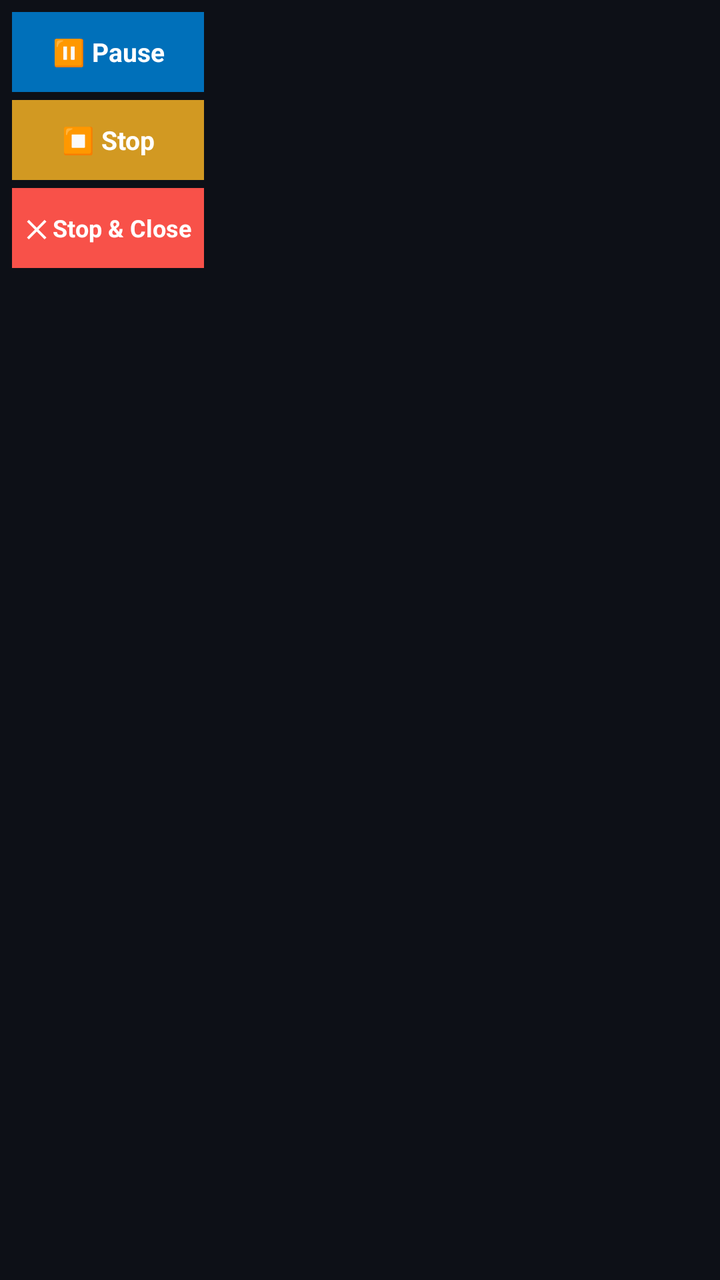
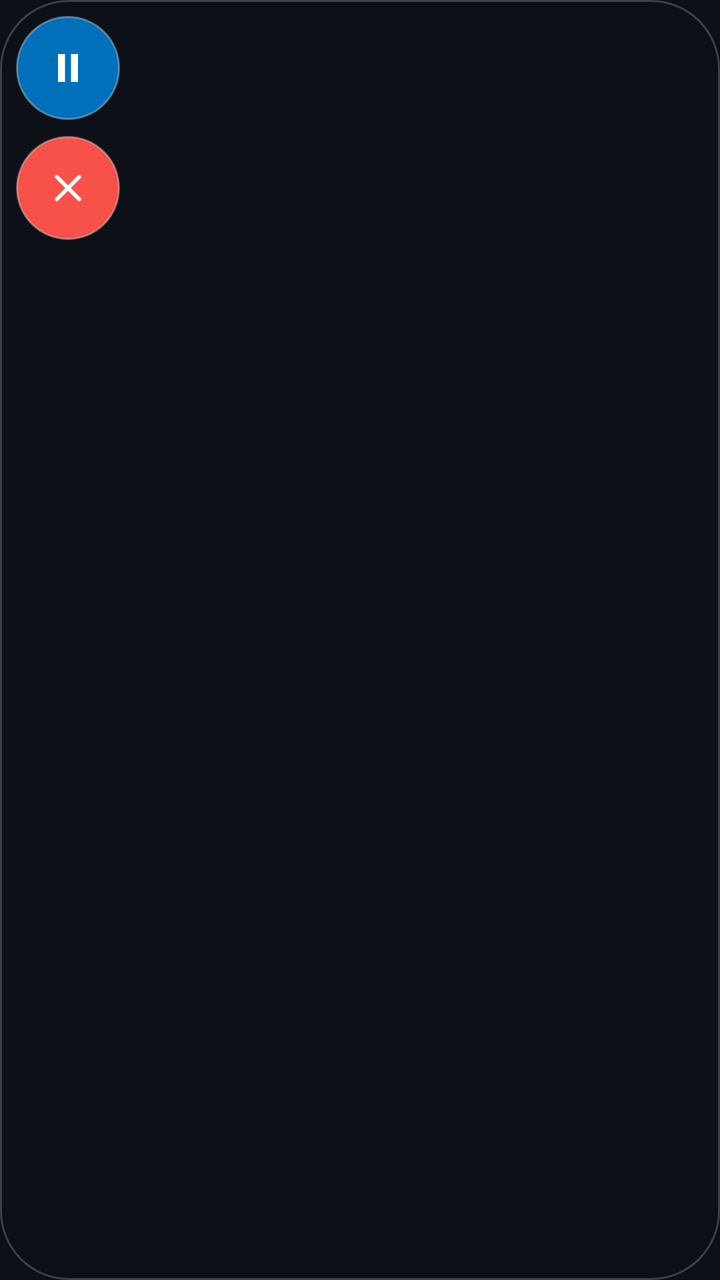

Two renders of the same Android screen: before a commit and after it. Below are the layout's source before the change and the commit's diff.
<!-- AndroidManifest.xml: application theme Theme.RealEarnPayPal -->
<!-- res/layout/overlay_controls.xml -->
<?xml version="1.0" encoding="utf-8"?>
<LinearLayout xmlns:android="http://schemas.android.com/apk/res/android"
    android:layout_width="wrap_content"
    android:layout_height="wrap_content"
    android:orientation="vertical"
    android:background="#CC0D1117"
    android:padding="6dp">

    <TextView
        android:id="@+id/btnPause"
        android:layout_width="96dp"
        android:layout_height="40dp"
        android:background="#0070BA"
        android:gravity="center"
        android:text="⏸ Pause"
        android:textColor="#FFFFFF"
        android:textSize="13sp"
        android:textStyle="bold" />

    <TextView
        android:id="@+id/btnStop"
        android:layout_width="96dp"
        android:layout_height="40dp"
        android:layout_marginTop="4dp"
        android:background="#D29922"
        android:gravity="center"
        android:text="⏹ Stop"
        android:textColor="#FFFFFF"
        android:textSize="13sp"
        android:textStyle="bold" />

    <TextView
        android:id="@+id/btnStopClose"
        android:layout_width="96dp"
        android:layout_height="40dp"
        android:layout_marginTop="4dp"
        android:background="#F85149"
        android:gravity="center"
        android:text="✕ Stop &amp; Close"
        android:textColor="#FFFFFF"
        android:textSize="12sp"
        android:textStyle="bold" />

</LinearLayout>
<!-- resources referenced by this layout -->
<resources>
  <style name="Theme.RealEarnPayPal" parent="Theme.MaterialComponents.NoActionBar">
          <item name="colorPrimary">@color/paypal_blue</item>
          <item name="colorPrimaryVariant">@color/paypal_blue_dark</item>
          <item name="colorOnPrimary">@color/white</item>
          <item name="colorSecondary">@color/paypal_blue</item>
          <item name="colorOnSecondary">@color/white</item>
          <item name="android:statusBarColor">@color/bg_dark</item>
          <item name="android:navigationBarColor">@color/bg_dark</item>
          <item name="android:windowBackground">@color/bg_dark</item>
          <item name="android:textColorPrimary">@color/text_light</item>
          <item name="android:textColorSecondary">@color/text_dim</item>
      </style>
  <color name="paypal_blue">#FF0070BA</color>
  <color name="paypal_blue_dark">#FF005C99</color>
  <color name="white">#FFFFFFFF</color>
  <color name="bg_dark">#FF0D1117</color>
  <color name="text_light">#FFE6EDF3</color>
  <color name="text_dim">#FF8B949E</color>
</resources>

<!-- the commit's change to res/layout/overlay_controls.xml (unified diff, before → after) -->
@@ -3,42 +3,28 @@
     android:layout_width="wrap_content"
     android:layout_height="wrap_content"
     android:orientation="vertical"
-    android:background="#CC0D1117"
-    android:padding="6dp">
+    android:background="@drawable/bg_overlay_panel"
+    android:padding="8dp">
 
-    <TextView
-        android:id="@+id/btnPause"
-        android:layout_width="96dp"
-        android:layout_height="40dp"
-        android:background="#0070BA"
-        android:gravity="center"
-        android:text="⏸ Pause"
-        android:textColor="#FFFFFF"
-        android:textSize="13sp"
-        android:textStyle="bold" />
+    <ImageView
+        android:id="@+id/btnToggle"
+        android:layout_width="52dp"
+        android:layout_height="52dp"
+        android:background="@drawable/bg_round_blue"
+        android:padding="14dp"
+        android:scaleType="fitCenter"
+        android:src="@drawable/ic_pause"
+        android:contentDescription="Pause" />
 
-    <TextView
-        android:id="@+id/btnStop"
-        android:layout_width="96dp"
-        android:layout_height="40dp"
-        android:layout_marginTop="4dp"
-        android:background="#D29922"
-        android:gravity="center"
-        android:text="⏹ Stop"
-        android:textColor="#FFFFFF"
-        android:textSize="13sp"
-        android:textStyle="bold" />
-
-    <TextView
-        android:id="@+id/btnStopClose"
-        android:layout_width="96dp"
-        android:layout_height="40dp"
-        android:layout_marginTop="4dp"
-        android:background="#F85149"
-        android:gravity="center"
-        android:text="✕ Stop &amp; Close"
-        android:textColor="#FFFFFF"
-        android:textSize="12sp"
-        android:textStyle="bold" />
+    <ImageView
+        android:id="@+id/btnClose"
+        android:layout_width="52dp"
+        android:layout_height="52dp"
+        android:layout_marginTop="8dp"
+        android:background="@drawable/bg_round_red"
+        android:padding="14dp"
+        android:scaleType="fitCenter"
+        android:src="@drawable/ic_close"
+        android:contentDescription="Stop and close" />
 
 </LinearLayout>
<!-- resource entries referenced after the edit -->
@@ -1,5 +1,49 @@
 <!-- resources referenced by this layout -->
 <resources>
+  <!-- drawable bg_overlay_panel (drawable) -->
+  <?xml version="1.0" encoding="utf-8"?>
+  <shape xmlns:android="http://schemas.android.com/apk/res/android"
+      android:shape="rectangle">
+      <solid android:color="#DD0D1117" />
+      <corners android:radius="34dp" />
+      <stroke android:width="1dp" android:color="#33FFFFFF" />
+  </shape>
+  <!-- drawable bg_round_blue (drawable) -->
+  <?xml version="1.0" encoding="utf-8"?>
+  <shape xmlns:android="http://schemas.android.com/apk/res/android"
+      android:shape="oval">
+      <solid android:color="#FF0070BA" />
+      <stroke android:width="1dp" android:color="#55FFFFFF" />
+  </shape>
+  <!-- drawable bg_round_red (drawable) -->
+  <?xml version="1.0" encoding="utf-8"?>
+  <shape xmlns:android="http://schemas.android.com/apk/res/android"
+      android:shape="oval">
+      <solid android:color="#FFF85149" />
+      <stroke android:width="1dp" android:color="#55FFFFFF" />
+  </shape>
+  <!-- drawable ic_close (drawable) -->
+  <?xml version="1.0" encoding="utf-8"?>
+  <vector xmlns:android="http://schemas.android.com/apk/res/android"
+      android:width="24dp"
+      android:height="24dp"
+      android:viewportWidth="24"
+      android:viewportHeight="24">
+      <path
+          android:fillColor="#FFFFFF"
+          android:pathData="M18.3,7.1c0.4,-0.4 0.4,-1 0,-1.4c-0.4,-0.4 -1,-0.4 -1.4,0L12,10.6l-4.9,-4.9c-0.4,-0.4 -1,-0.4 -1.4,0c-0.4,0.4 -0.4,1 0,1.4L10.6,12l-4.9,4.9c-0.4,0.4 -0.4,1 0,1.4c0.4,0.4 1,0.4 1.4,0L12,13.4l4.9,4.9c0.4,0.4 1,0.4 1.4,0c0.4,-0.4 0.4,-1 0,-1.4L13.4,12z" />
+  </vector>
+  <!-- drawable ic_pause (drawable) -->
+  <?xml version="1.0" encoding="utf-8"?>
+  <vector xmlns:android="http://schemas.android.com/apk/res/android"
+      android:width="24dp"
+      android:height="24dp"
+      android:viewportWidth="24"
+      android:viewportHeight="24">
+      <path
+          android:fillColor="#FFFFFF"
+          android:pathData="M7,5h3.5v14H7z M13.5,5H17v14h-3.5z" />
+  </vector>
   <style name="Theme.RealEarnPayPal" parent="Theme.MaterialComponents.NoActionBar">
           <item name="colorPrimary">@color/paypal_blue</item>
           <item name="colorPrimaryVariant">@color/paypal_blue_dark</item>
